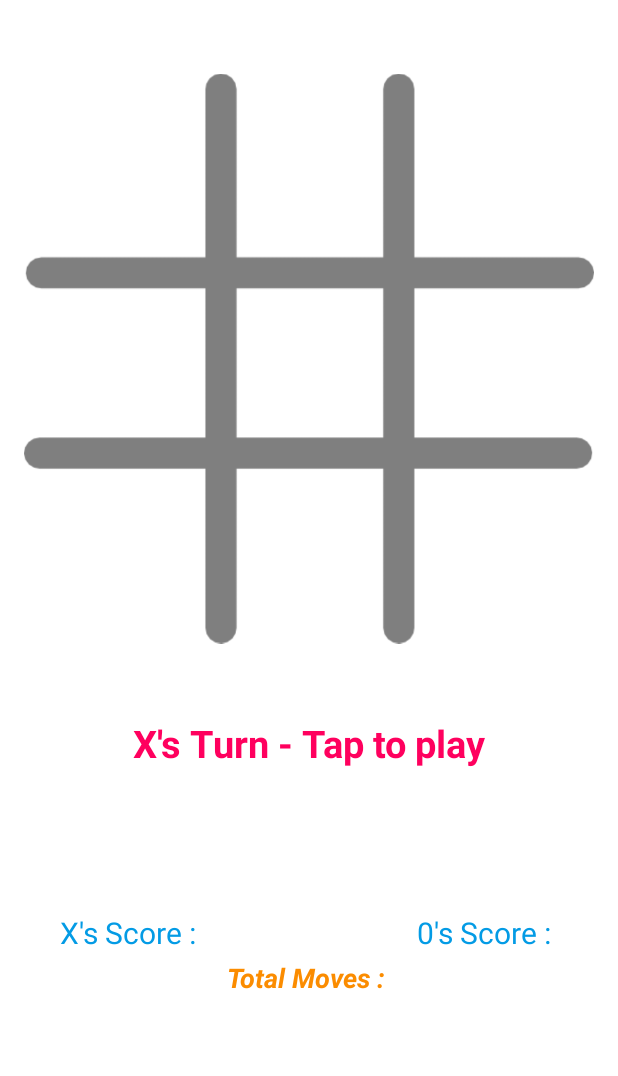
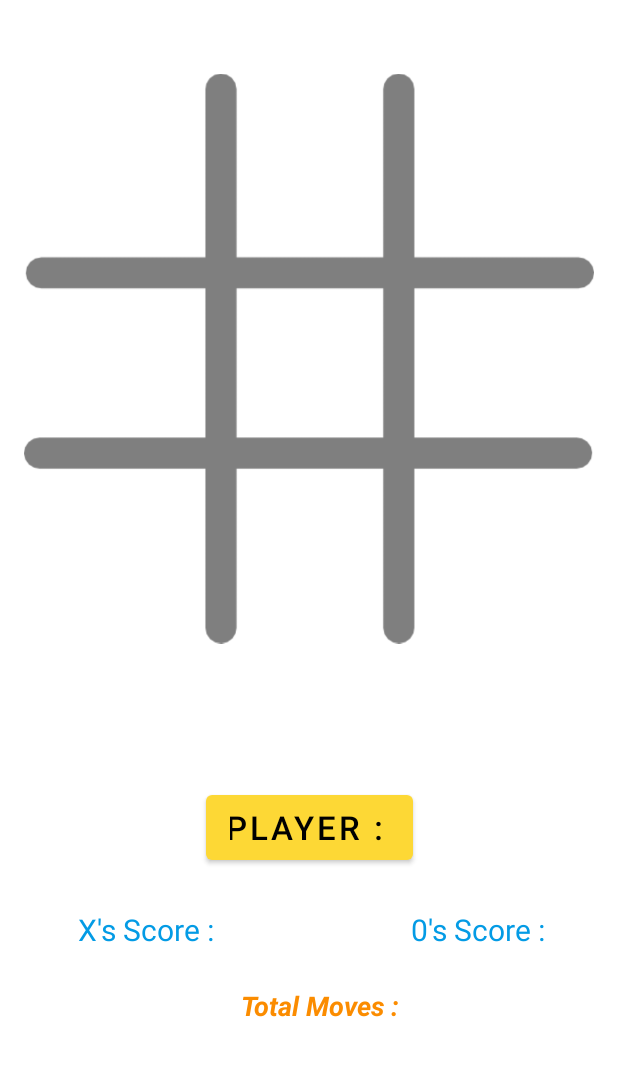
Before and after one commit to Danishyousuf19/TIK-TAK-TOE, an Android app: the MainActivity screen opened directly, with no data from a screen before it, on a phone screen of 412 x 824 dp, the part 95-1171 px from its top. Run offline under Robolectric (Android 15) with nearby library versions, the phone set to English and light mode, and no system bars.

Commit message:
version 3.2

```diff
--- a/app/src/main/res/layout/activity_main.xml
+++ b/app/src/main/res/layout/activity_main.xml
@@ -163,7 +163,6 @@
         android:layout_width="wrap_content"
         android:layout_height="wrap_content"
         android:shadowColor="#BF6A89"
-        android:text="X's Turn - Tap to play"
         android:textColor="#FF005E"
         android:textSize="25sp"
         android:textStyle="bold"
@@ -175,8 +174,8 @@
         android:id="@+id/x_score"
         android:layout_width="wrap_content"
         android:layout_height="wrap_content"
-        android:layout_marginStart="40dp"
-        android:layout_marginLeft="40dp"
+        android:layout_marginStart="52dp"
+        android:layout_marginLeft="52dp"
         android:layout_marginBottom="30sp"
         android:text="X's Score : "
         android:textColor="#039BE5"
@@ -184,21 +183,23 @@
         android:textSize="20sp"
         app:layout_constraintBottom_toBottomOf="parent"
         app:layout_constraintStart_toStartOf="parent"
-        app:layout_constraintTop_toBottomOf="@+id/status" />
+        app:layout_constraintTop_toBottomOf="@+id/status"
+        app:layout_constraintVertical_bias="0.488" />
 
     <TextView
         android:id="@+id/o_score"
         android:layout_width="wrap_content"
         android:layout_height="wrap_content"
-        android:layout_marginEnd="40dp"
-        android:layout_marginRight="40dp"
+        android:layout_marginEnd="44dp"
+        android:layout_marginRight="44dp"
         android:layout_marginBottom="30dp"
         android:text="0's Score : "
         android:textColor="#039BE5"
         android:textSize="20sp"
         app:layout_constraintBottom_toBottomOf="parent"
         app:layout_constraintEnd_toEndOf="parent"
-        app:layout_constraintTop_toBottomOf="@+id/status" />
+        app:layout_constraintTop_toBottomOf="@+id/status"
+        app:layout_constraintVertical_bias="0.488" />
 
     <TextView
         android:id="@+id/total_moves"
@@ -211,6 +212,22 @@
         android:textStyle="bold|italic"
         app:layout_constraintBottom_toBottomOf="parent"
         app:layout_constraintEnd_toEndOf="parent"
+        app:layout_constraintHorizontal_bias="0.533"
+        app:layout_constraintStart_toStartOf="parent"
+        app:layout_constraintTop_toBottomOf="@+id/status"
+        app:layout_constraintVertical_bias="0.597" />
+
+    <Button
+        android:id="@+id/who_is_first"
+        android:layout_width="138dp"
+        android:layout_height="55dp"
+        android:layout_marginTop="11dp"
+        android:onClick="Choose_o"
+        android:text="Player : "
+        android:textColor="#000000"
+        android:textSize="22sp"
+        app:backgroundTint="#FDD835"
+        app:layout_constraintEnd_toEndOf="parent"
         app:layout_constraintStart_toStartOf="parent"
         app:layout_constraintTop_toBottomOf="@+id/status" />
 
```
Also changed, not shown: app/src/main/java/com/example/tiktaktoe/MainActivity.java (+28 -6 lines).
